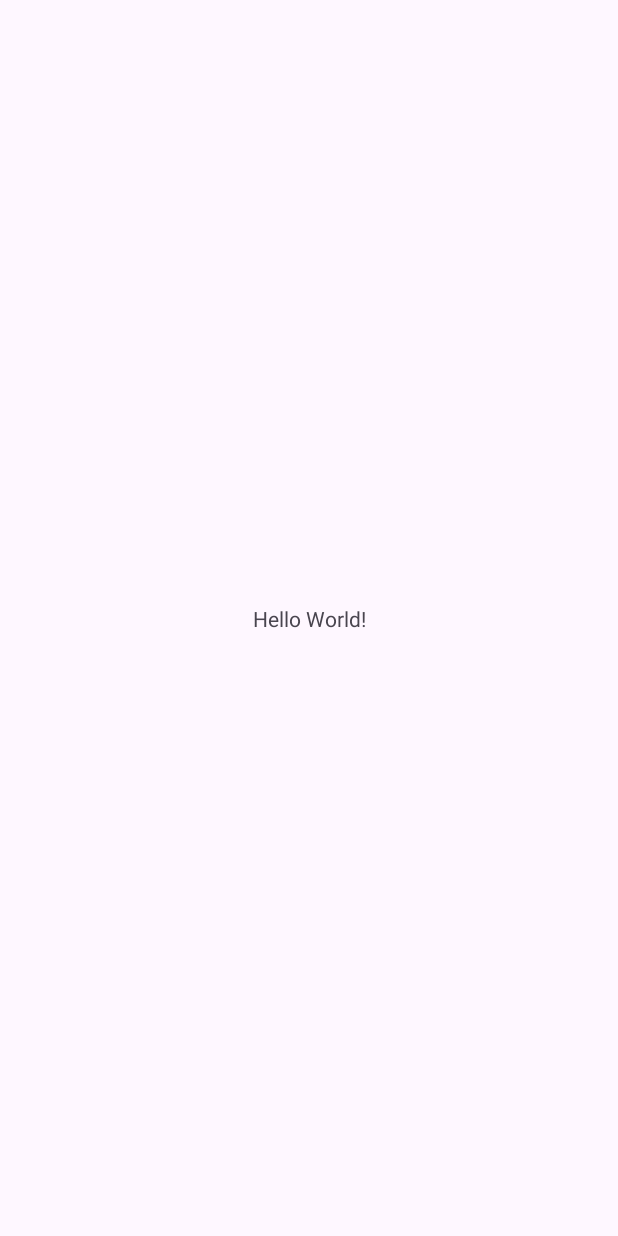
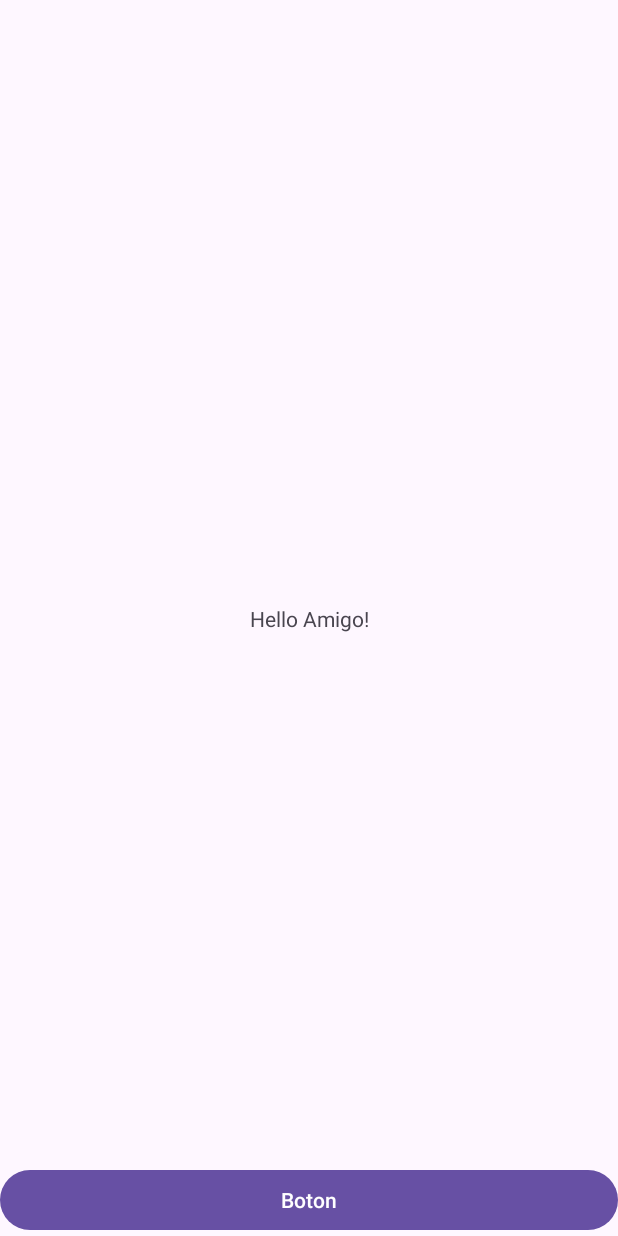
Before and after one commit to Alvar092/EjerciciosAndroid, an Android app: the screen it shows after launch (MainActivity), on a phone screen of 412 x 824 dp. Before the commit the screen is almost empty. Run offline under Robolectric (Android 15) with nearby library versions, the phone set to English and light mode, and no system bars.

```diff
--- a/Dia_1/app/src/main/java/com/aentrena/dragonball2025/MainActivity.kt
+++ b/Dia_1/app/src/main/java/com/aentrena/dragonball2025/MainActivity.kt
@@ -1,6 +1,7 @@
 package com.aentrena.dragonball2025
 
 import android.os.Bundle
+import android.util.Log
 import androidx.activity.enableEdgeToEdge
 import androidx.appcompat.app.AppCompatActivity
 import androidx.core.view.ViewCompat
--- a/Dia_1/app/src/main/res/layout/activity_main.xml
+++ b/Dia_1/app/src/main/res/layout/activity_main.xml
@@ -10,10 +10,15 @@
     <TextView
         android:layout_width="wrap_content"
         android:layout_height="wrap_content"
-        android:text="Hello World!"
+        android:text= "Hello Amigo!"
         app:layout_constraintBottom_toBottomOf="parent"
         app:layout_constraintEnd_toEndOf="parent"
         app:layout_constraintStart_toStartOf="parent"
         app:layout_constraintTop_toTopOf="parent" />
+    <Button
+        android:layout_width="match_parent"
+        android:layout_height="wrap_content"
+        app:layout_constraintBottom_toBottomOf="parent"
+        android:text="Boton"/>
 
 </androidx.constraintlayout.widget.ConstraintLayout>
```
Also changed, not shown: Dia_1/app/src/main/res/values/colors.xml (+8 -2 lines), 4 other files.
